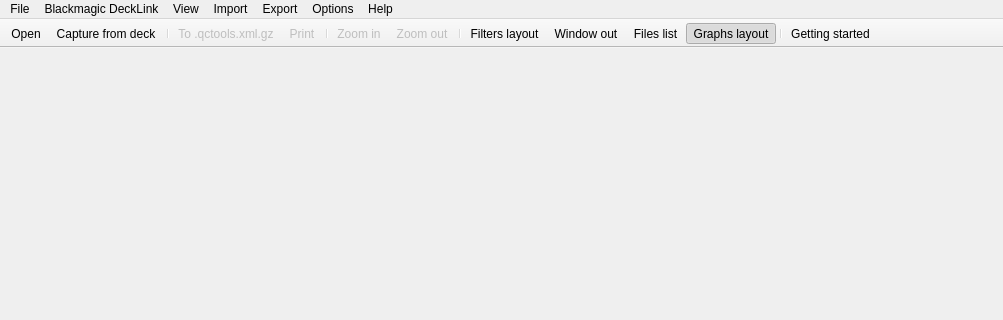
Old version of the form Source/GUI/mainwindow.ui in the repository bavc/qctools; both pictures show x 0 to 1003 and y 0 to 320 of the 1003 by 776 pixel window.
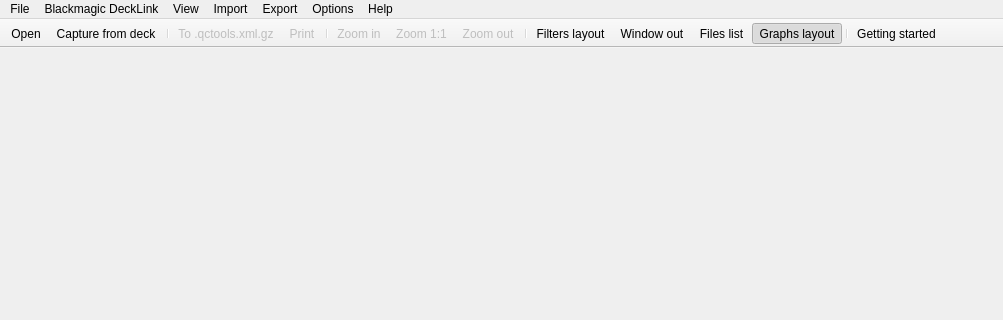
New version of the form.

Commit message: Wishlist: Option to force a "1-pixel=1-frame" horizontal zoom for graph

```diff
--- a/Source/GUI/mainwindow.ui
+++ b/Source/GUI/mainwindow.ui
@@ -167,6 +167,7 @@
    <addaction name="actionPrint"/>
    <addaction name="separator"/>
    <addaction name="actionZoomIn"/>
+   <addaction name="actionZoomOne"/>
    <addaction name="actionZoomOut"/>
    <addaction name="separator"/>
    <addaction name="actionFiltersLayout"/>
@@ -379,6 +380,23 @@
     <string>Capture from deck</string>
    </property>
   </action>
+  <action name="actionZoomOne">
+   <property name="checkable">
+    <bool>false</bool>
+   </property>
+   <property name="enabled">
+    <bool>false</bool>
+   </property>
+   <property name="text">
+    <string>Zoom 1:1</string>
+   </property>
+   <property name="toolTip">
+    <string>Zoom 1:1</string>
+   </property>
+   <property name="shortcut">
+    <string>Ctrl+0</string>
+   </property>
+  </action>
  </widget>
  <resources/>
  <connections/>
```
Left out of the diff: 1 changed line with no effect on the pictures. The commit also changes 7 other files.
